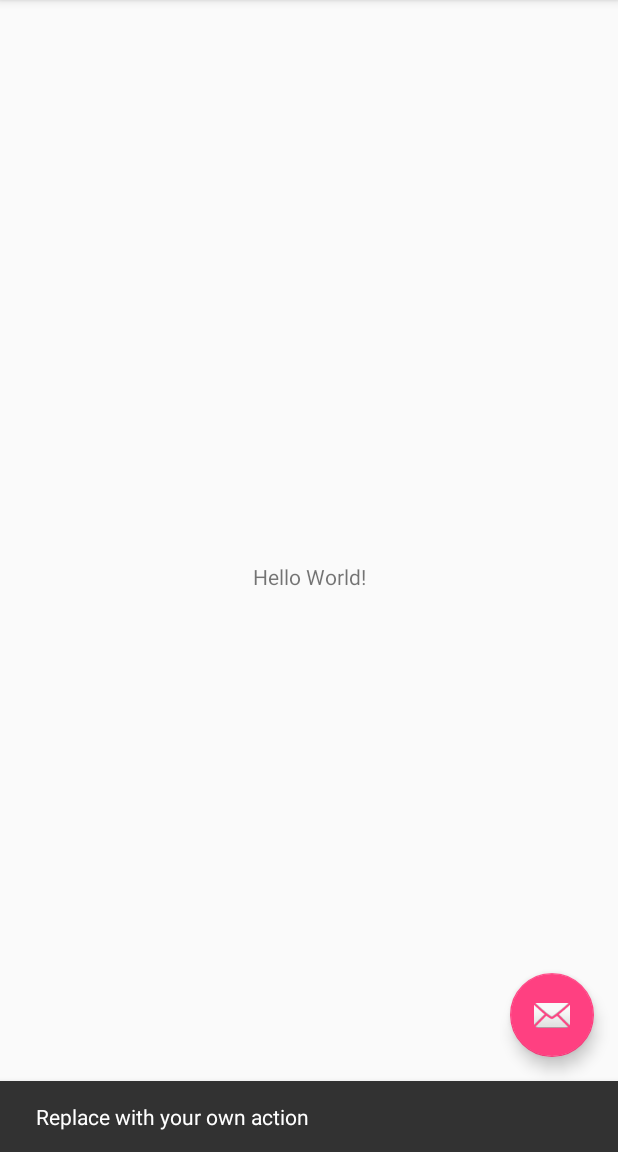
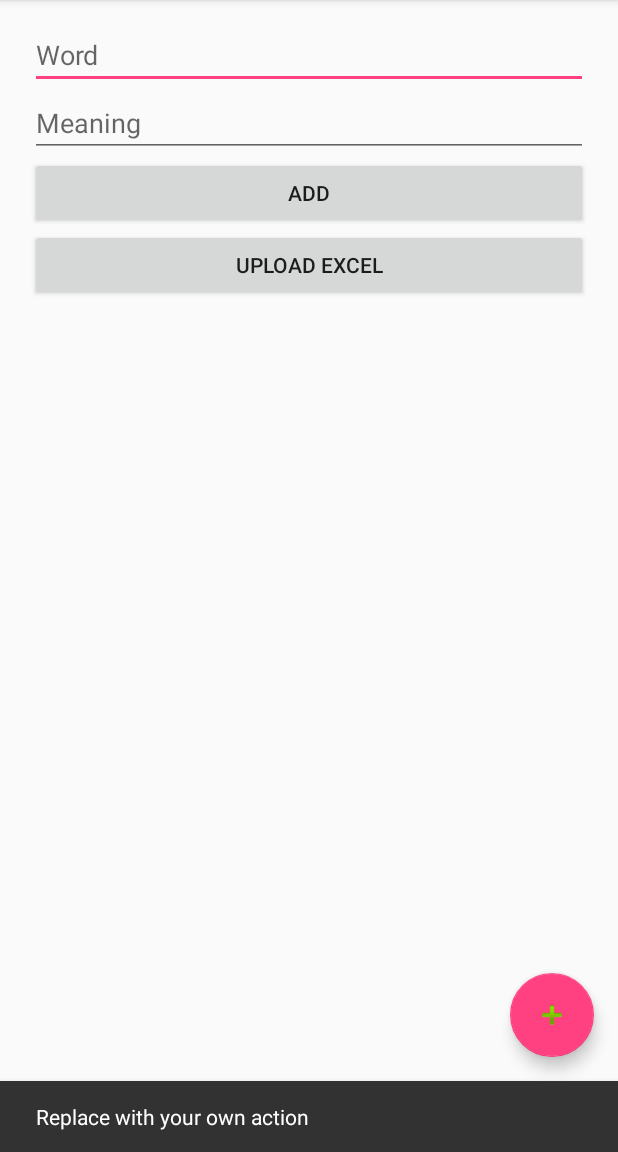
Before and after one commit to RaminPakzad/WordsWidget, an Android app: the screen it shows after launch (MainActivity), after a tap on an icon or button, on a phone screen of 412 x 824 dp, the part 84-1236 px from its top. Run offline under Robolectric (Android 15) with nearby library versions, the phone set to English and light mode, and no system bars.

Commit message:
add main activity

```diff
--- a/app/src/main/res/layout/activity_main.xml
+++ b/app/src/main/res/layout/activity_main.xml
@@ -28,6 +28,6 @@
         android:layout_height="wrap_content"
         android:layout_gravity="bottom|end"
         android:layout_margin="@dimen/fab_margin"
-        app:srcCompat="@android:drawable/ic_dialog_email" />
+        app:srcCompat="@android:drawable/ic_input_add" />
 
 </android.support.design.widget.CoordinatorLayout>
--- a/app/src/main/res/layout/content_main.xml
+++ b/app/src/main/res/layout/content_main.xml
@@ -1,20 +1,39 @@
 <?xml version="1.0" encoding="utf-8"?>
-<android.support.constraint.ConstraintLayout xmlns:android="http://schemas.android.com/apk/res/android"
-    xmlns:app="http://schemas.android.com/apk/res-auto"
+<LinearLayout xmlns:android="http://schemas.android.com/apk/res/android"
     xmlns:tools="http://schemas.android.com/tools"
     android:layout_width="match_parent"
     android:layout_height="match_parent"
-    app:layout_behavior="@string/appbar_scrolling_view_behavior"
-    tools:context=".MainActivity"
-    tools:showIn="@layout/activity_main">
+    android:layout_marginTop="50dp"
+    android:orientation="vertical"
+    android:padding="20dp"
 
-    <TextView
-        android:layout_width="wrap_content"
+    tools:layout_editor_absoluteX="0dp"
+    tools:layout_editor_absoluteY="20dp">
+
+    <EditText
+        android:id="@+id/word"
+        android:layout_width="match_parent"
         android:layout_height="wrap_content"
-        android:text="Hello World!"
-        app:layout_constraintBottom_toBottomOf="parent"
-        app:layout_constraintLeft_toLeftOf="parent"
-        app:layout_constraintRight_toRightOf="parent"
-        app:layout_constraintTop_toTopOf="parent" />
+        android:hint="@string/word" />
 
-</android.support.constraint.ConstraintLayout>
+    <EditText
+        android:id="@+id/meaning"
+        android:layout_width="match_parent"
+        android:layout_height="wrap_content"
+        android:hint="@string/meaning" />
+
+    <Button
+        android:id="@+id/add"
+        android:layout_width="match_parent"
+        android:layout_height="wrap_content"
+        android:hint="@string/meaning"
+        android:text="@string/add" />
+
+    <Button
+        android:id="@+id/uploadExcel"
+        android:layout_width="match_parent"
+        android:layout_height="wrap_content"
+        android:hint="@string/meaning"
+        android:text="@string/upload_excel" />
+
+</LinearLayout>
--- a/app/src/main/res/values/strings.xml
+++ b/app/src/main/res/values/strings.xml
@@ -1,4 +1,8 @@
 <resources>
     <string name="app_name">WordsWidgetAndroid</string>
     <string name="action_settings">Settings</string>
+    <string name="word">Word</string>
+    <string name="meaning">Meaning</string>
+    <string name="add">Add</string>
+    <string name="upload_excel">Upload excel</string>
 </resources>
```
